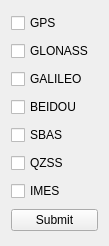
Old version of the form examples/ublox_receiver_plugin/constellation_selection_popup_view.ui in the repository Team-Pinpoint/skydel-plug-ins.
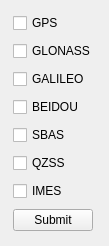
New version of the form.

Commit message: leading zeros and popup title

What changed in the file:
```diff
--- a/examples/ublox_receiver_plugin/constellation_selection_popup_view.ui
+++ b/examples/ublox_receiver_plugin/constellation_selection_popup_view.ui
@@ -16,6 +16,12 @@
   <layout class="QGridLayout" name="gridLayout">
    <item row="3" column="0">
     <widget class="QCheckBox" name="beidouCheckBox">
+     <property name="sizePolicy">
+      <sizepolicy hsizetype="Fixed" vsizetype="Fixed">
+       <horstretch>0</horstretch>
+       <verstretch>0</verstretch>
+      </sizepolicy>
+     </property>
      <property name="text">
       <string>BEIDOU</string>
      </property>
@@ -23,6 +29,12 @@
    </item>
    <item row="6" column="0">
     <widget class="QCheckBox" name="imesCheckBox">
+     <property name="sizePolicy">
+      <sizepolicy hsizetype="Fixed" vsizetype="Fixed">
+       <horstretch>0</horstretch>
+       <verstretch>0</verstretch>
+      </sizepolicy>
+     </property>
      <property name="text">
       <string>IMES</string>
      </property>
@@ -30,6 +42,12 @@
    </item>
    <item row="4" column="0">
     <widget class="QCheckBox" name="sbasCheckBox">
+     <property name="sizePolicy">
+      <sizepolicy hsizetype="Fixed" vsizetype="Fixed">
+       <horstretch>0</horstretch>
+       <verstretch>0</verstretch>
+      </sizepolicy>
+     </property>
      <property name="text">
       <string>SBAS</string>
      </property>
@@ -37,6 +55,12 @@
    </item>
    <item row="0" column="0">
     <widget class="QCheckBox" name="gpsCheckBox">
+     <property name="sizePolicy">
+      <sizepolicy hsizetype="Fixed" vsizetype="Fixed">
+       <horstretch>0</horstretch>
+       <verstretch>0</verstretch>
+      </sizepolicy>
+     </property>
      <property name="text">
       <string>GPS</string>
      </property>
@@ -44,6 +68,12 @@
    </item>
    <item row="5" column="0">
     <widget class="QCheckBox" name="qzssCheckBox">
+     <property name="sizePolicy">
+      <sizepolicy hsizetype="Fixed" vsizetype="Fixed">
+       <horstretch>0</horstretch>
+       <verstretch>0</verstretch>
+      </sizepolicy>
+     </property>
      <property name="text">
       <string>QZSS</string>
      </property>
@@ -51,6 +81,12 @@
    </item>
    <item row="1" column="0">
     <widget class="QCheckBox" name="glonassCheckBox">
+     <property name="sizePolicy">
+      <sizepolicy hsizetype="Fixed" vsizetype="Fixed">
+       <horstretch>0</horstretch>
+       <verstretch>0</verstretch>
+      </sizepolicy>
+     </property>
      <property name="text">
       <string>GLONASS</string>
      </property>
@@ -58,6 +94,12 @@
    </item>
    <item row="2" column="0">
     <widget class="QCheckBox" name="galileoCheckBox">
+     <property name="sizePolicy">
+      <sizepolicy hsizetype="Fixed" vsizetype="Fixed">
+       <horstretch>0</horstretch>
+       <verstretch>0</verstretch>
+      </sizepolicy>
+     </property>
      <property name="text">
       <string>GALILEO</string>
      </property>
@@ -65,6 +107,12 @@
    </item>
    <item row="7" column="0">
     <widget class="QPushButton" name="submitConstellationsButton">
+     <property name="sizePolicy">
+      <sizepolicy hsizetype="Fixed" vsizetype="Fixed">
+       <horstretch>0</horstretch>
+       <verstretch>0</verstretch>
+      </sizepolicy>
+     </property>
      <property name="text">
       <string>Submit</string>
      </property>
```
The commit also changes 3 other files.
